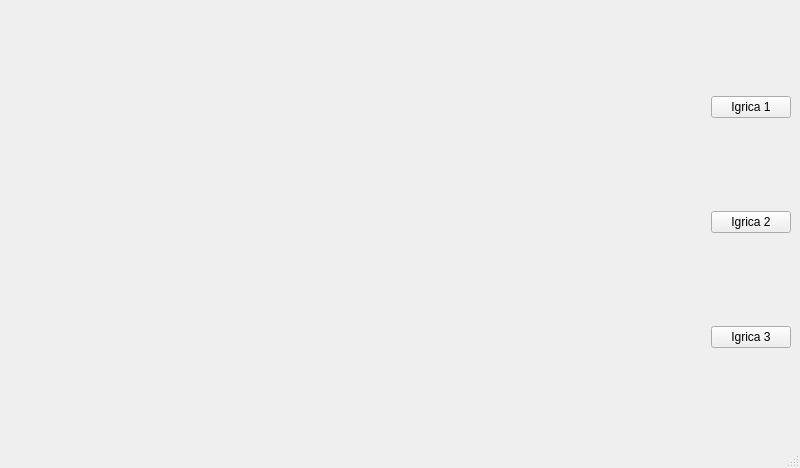
MATF-RS20/RS005-bolt, file BOLT/bolt.ui: the form before one commit.
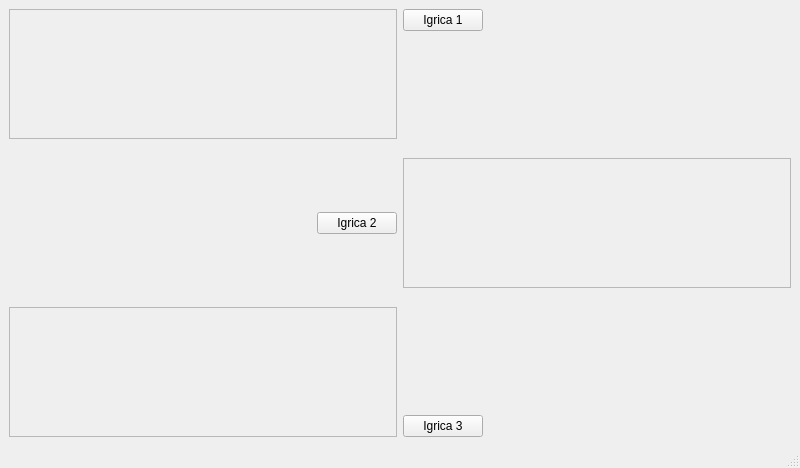
The form after the commit.

Commit message: Dodajem pozadinu na glavni prozor u kom se bira igrica

```diff
--- a/BOLT/bolt.ui
+++ b/BOLT/bolt.ui
@@ -31,40 +31,194 @@
    </property>
    <layout class="QHBoxLayout" name="horizontalLayout">
     <item>
-     <spacer name="horizontalSpacer">
-      <property name="orientation">
-       <enum>Qt::Horizontal</enum>
-      </property>
-      <property name="sizeHint" stdset="0">
-       <size>
-        <width>40</width>
-        <height>20</height>
-       </size>
-      </property>
-     </spacer>
+     <layout class="QVBoxLayout" name="verticalLayout_2">
+      <item>
+       <widget class="QFrame" name="frameIgrica1">
+        <property name="minimumSize">
+         <size>
+          <width>0</width>
+          <height>130</height>
+         </size>
+        </property>
+        <property name="maximumSize">
+         <size>
+          <width>16777215</width>
+          <height>130</height>
+         </size>
+        </property>
+        <property name="frameShape">
+         <enum>QFrame::StyledPanel</enum>
+        </property>
+        <property name="frameShadow">
+         <enum>QFrame::Raised</enum>
+        </property>
+       </widget>
+      </item>
+      <item>
+       <spacer name="verticalSpacer_3">
+        <property name="orientation">
+         <enum>Qt::Vertical</enum>
+        </property>
+        <property name="sizeHint" stdset="0">
+         <size>
+          <width>20</width>
+          <height>40</height>
+         </size>
+        </property>
+       </spacer>
+      </item>
+      <item>
+       <layout class="QHBoxLayout" name="horizontalLayout_2">
+        <item>
+         <spacer name="horizontalSpacer">
+          <property name="orientation">
+           <enum>Qt::Horizontal</enum>
+          </property>
+          <property name="sizeHint" stdset="0">
+           <size>
+            <width>5</width>
+            <height>20</height>
+           </size>
+          </property>
+         </spacer>
+        </item>
+        <item>
+         <widget class="QPushButton" name="pushButton_2">
+          <property name="text">
+           <string>Igrica 2</string>
+          </property>
+         </widget>
+        </item>
+       </layout>
+      </item>
+      <item>
+       <spacer name="verticalSpacer_4">
+        <property name="orientation">
+         <enum>Qt::Vertical</enum>
+        </property>
+        <property name="sizeHint" stdset="0">
+         <size>
+          <width>20</width>
+          <height>40</height>
+         </size>
+        </property>
+       </spacer>
+      </item>
+      <item>
+       <widget class="QFrame" name="frame_2">
+        <property name="minimumSize">
+         <size>
+          <width>0</width>
+          <height>130</height>
+         </size>
+        </property>
+        <property name="maximumSize">
+         <size>
+          <width>16777215</width>
+          <height>130</height>
+         </size>
+        </property>
+        <property name="frameShape">
+         <enum>QFrame::StyledPanel</enum>
+        </property>
+        <property name="frameShadow">
+         <enum>QFrame::Raised</enum>
+        </property>
+       </widget>
+      </item>
+     </layout>
     </item>
     <item>
      <layout class="QVBoxLayout" name="verticalLayout">
       <item>
-       <widget class="QPushButton" name="pushButton">
-        <property name="text">
-         <string>Igrica 1</string>
+       <layout class="QHBoxLayout" name="horizontalLayout_3">
+        <item>
+         <widget class="QPushButton" name="pushButton">
+          <property name="text">
+           <string>Igrica 1</string>
+          </property>
+         </widget>
+        </item>
+        <item>
+         <spacer name="horizontalSpacer_2">
+          <property name="orientation">
+           <enum>Qt::Horizontal</enum>
+          </property>
+          <property name="sizeHint" stdset="0">
+           <size>
+            <width>40</width>
+            <height>20</height>
+           </size>
+          </property>
+         </spacer>
+        </item>
+       </layout>
+      </item>
+      <item>
+       <spacer name="verticalSpacer">
+        <property name="orientation">
+         <enum>Qt::Vertical</enum>
         </property>
-       </widget>
+        <property name="sizeHint" stdset="0">
+         <size>
+          <width>20</width>
+          <height>40</height>
+         </size>
+        </property>
+       </spacer>
       </item>
       <item>
-       <widget class="QPushButton" name="pushButton_2">
-        <property name="text">
-         <string>Igrica 2</string>
+       <widget class="QFrame" name="frame_3">
+        <property name="minimumSize">
+         <size>
+          <width>0</width>
+          <height>130</height>
+         </size>
         </property>
+        <property name="frameShape">
+         <enum>QFrame::StyledPanel</enum>
+        </property>
+        <property name="frameShadow">
+         <enum>QFrame::Raised</enum>
+        </property>
        </widget>
       </item>
       <item>
-       <widget class="QPushButton" name="pushButton_3">
-        <property name="text">
-         <string>Igrica 3</string>
+       <spacer name="verticalSpacer_2">
+        <property name="orientation">
+         <enum>Qt::Vertical</enum>
         </property>
-       </widget>
+        <property name="sizeHint" stdset="0">
+         <size>
+          <width>200</width>
+          <height>40</height>
+         </size>
+        </property>
+       </spacer>
+      </item>
+      <item>
+       <layout class="QHBoxLayout" name="horizontalLayout_4">
+        <item>
+         <widget class="QPushButton" name="pushButton_3">
+          <property name="text">
+           <string>Igrica 3</string>
+          </property>
+         </widget>
+        </item>
+        <item>
+         <spacer name="horizontalSpacer_3">
+          <property name="orientation">
+           <enum>Qt::Horizontal</enum>
+          </property>
+          <property name="sizeHint" stdset="0">
+           <size>
+            <width>40</width>
+            <height>20</height>
+           </size>
+          </property>
+         </spacer>
+        </item>
+       </layout>
       </item>
      </layout>
     </item>
```
The commit also changes 5 other files.
